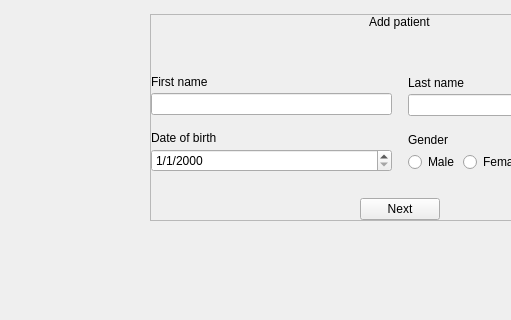
Qt form skin application/skinApplication/src/views/ui/ui_upsert_patient.ui (AgustinCartaya/SkinApplication) before a commit; both pictures show x 0 to 511 and y 173 to 493 of the 800 by 600 pixel window.
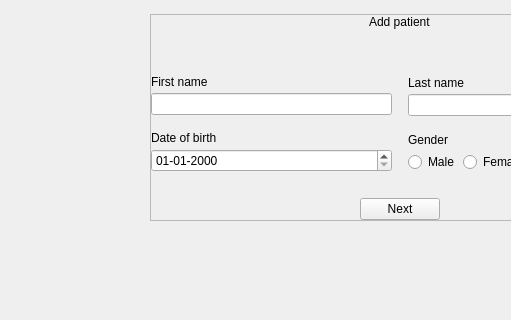
The same form after that commit. Custom widgets are drawn as their Qt base class.

Diff of the .ui file:
```diff
--- a/skin application/skinApplication/src/views/ui/ui_upsert_patient.ui
+++ b/skin application/skinApplication/src/views/ui/ui_upsert_patient.ui
@@ -175,8 +175,15 @@
             </item>
             <item>
              <widget class="QDateEdit" name="i_birth_date">
+              <property name="minimumDate">
+               <date>
+                <year>1892</year>
+                <month>1</month>
+                <day>1</day>
+               </date>
+              </property>
               <property name="displayFormat">
-               <string>d/M/yyyy</string>
+               <string>dd-MM-yyyy</string>
               </property>
              </widget>
             </item>
```
